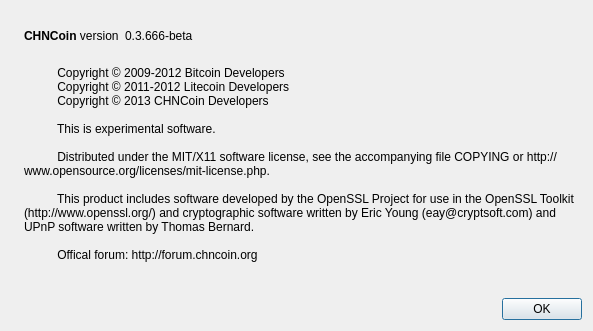
The window that src/qt/forms/aboutdialog.ui (CHNCoin/CHNCoin) describes before a commit, drawn with Qt 5.
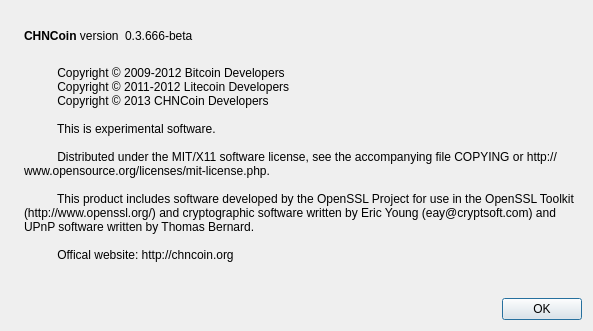
The same window after the commit. Icons and pictures are not drawn.

```diff
--- a/src/qt/forms/aboutdialog.ui
+++ b/src/qt/forms/aboutdialog.ui
@@ -105,7 +105,7 @@
 
           This product includes software developed by the OpenSSL Project for use in the OpenSSL Toolkit (http://www.openssl.org/) and cryptographic software written by Eric Young (eay@cryptsoft.com) and UPnP software written by Thomas Bernard.
 
-          Offical forum: http://forum.chncoin.org
+          Offical website: http://chncoin.org
         </string>
        </property>
        <property name="wordWrap">
```
